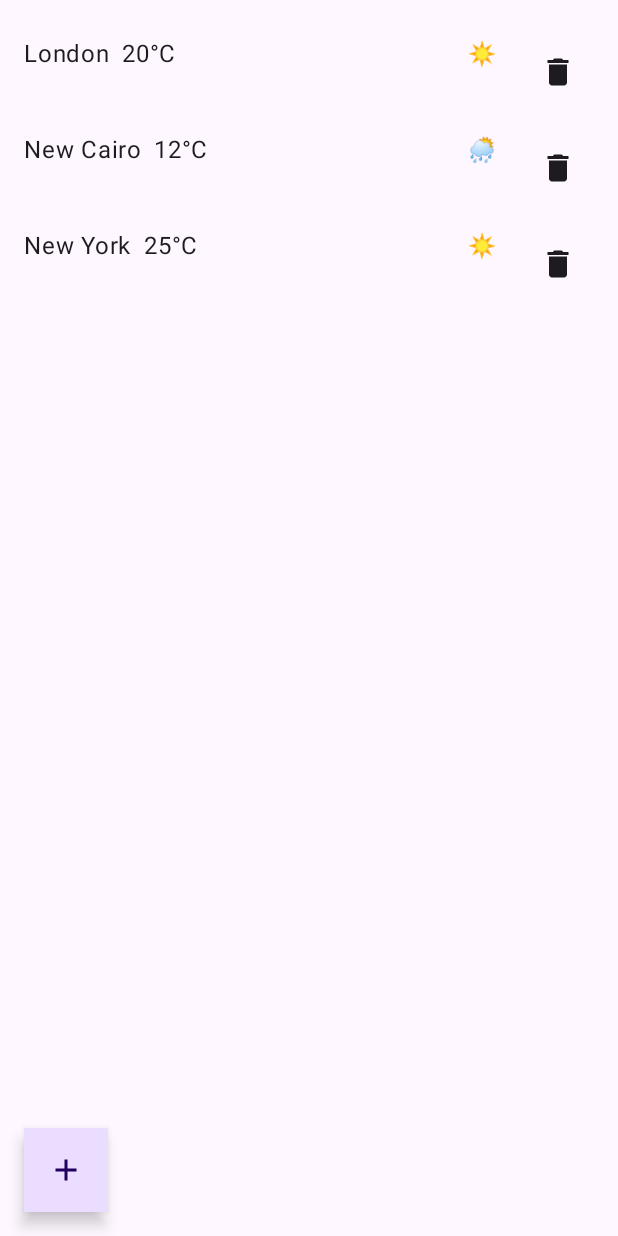
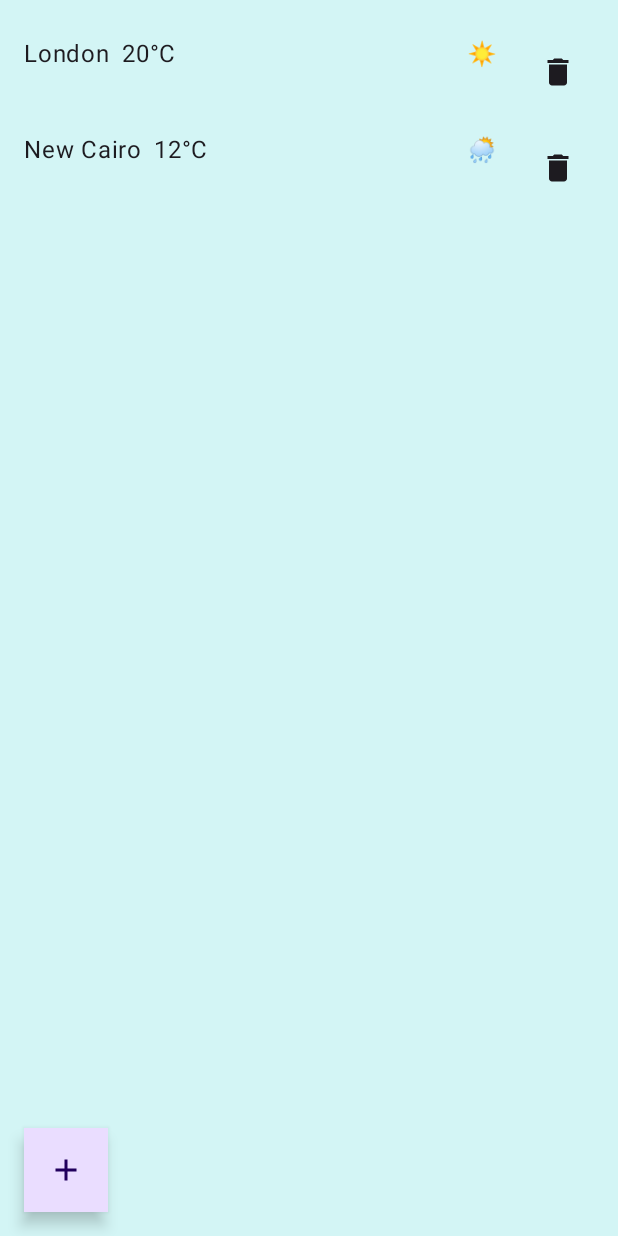
Before and after one commit to karimroshdy1/TheWeatherApp, an Android app built with Jetpack Compose: the composable SavedLocationsScreen shown on its own in the app's theme, after a tap on "Add location", on a phone screen of 412 x 824 dp. Run offline under Robolectric (Android 15) with nearby library versions, the light colour scheme and no system bars.

Commit message:
saved location update

```diff
--- a/androidApp/build.gradle.kts
+++ b/androidApp/build.gradle.kts
@@ -67,4 +67,5 @@ dependencies {
     // Location
     implementation (libs.androidx.core.ktx)
 
+
 }
--- a/androidApp/src/main/java/com/example/theweatherapp/android/Screens/SavedLocationScreen.kt
+++ b/androidApp/src/main/java/com/example/theweatherapp/android/Screens/SavedLocationScreen.kt
@@ -93,6 +93,7 @@
 //
 package com.example.theweatherapp.android.Screens
 
+import androidx.compose.foundation.background
 import androidx.compose.foundation.layout.*
 import androidx.compose.foundation.lazy.LazyColumn
 import androidx.compose.foundation.lazy.items
@@ -104,6 +105,7 @@ import androidx.compose.ui.unit.dp
 import androidx.compose.material.icons.Icons
 import androidx.compose.material.icons.filled.Add
 import androidx.compose.material.icons.filled.Delete
+import androidx.compose.ui.graphics.Color
 import androidx.lifecycle.ViewModel
 
  data class Location(
@@ -135,6 +137,7 @@ fun SavedLocationsScreen(viewModel: SavedLocationViewModel) {
     Column(
         modifier = Modifier
             .fillMaxSize()
+            .background(Color(0xFFD3F5F5)) // Apply background color here
             .padding(16.dp)
     ) {
         LazyColumn(modifier = Modifier.weight(1f)) {
@@ -144,14 +147,13 @@ fun SavedLocationsScreen(viewModel: SavedLocationViewModel) {
         }
         FloatingActionButton(onClick = {
             // Example of adding a new location
-            val newLocation = Location("New York", 25, "☀️")
-            viewModel.addLocation(newLocation)
+            // val newLocation = Location("New York", 25, "☀️")
+            // viewModel.addLocation(newLocation)
         }) {
             Icon(imageVector = Icons.Default.Add, contentDescription = "Add location")
         }
     }
 }
-
 @Composable
 fun LocationItem(location: Location, onDelete: (Location) -> Unit) {
     Row(
```
